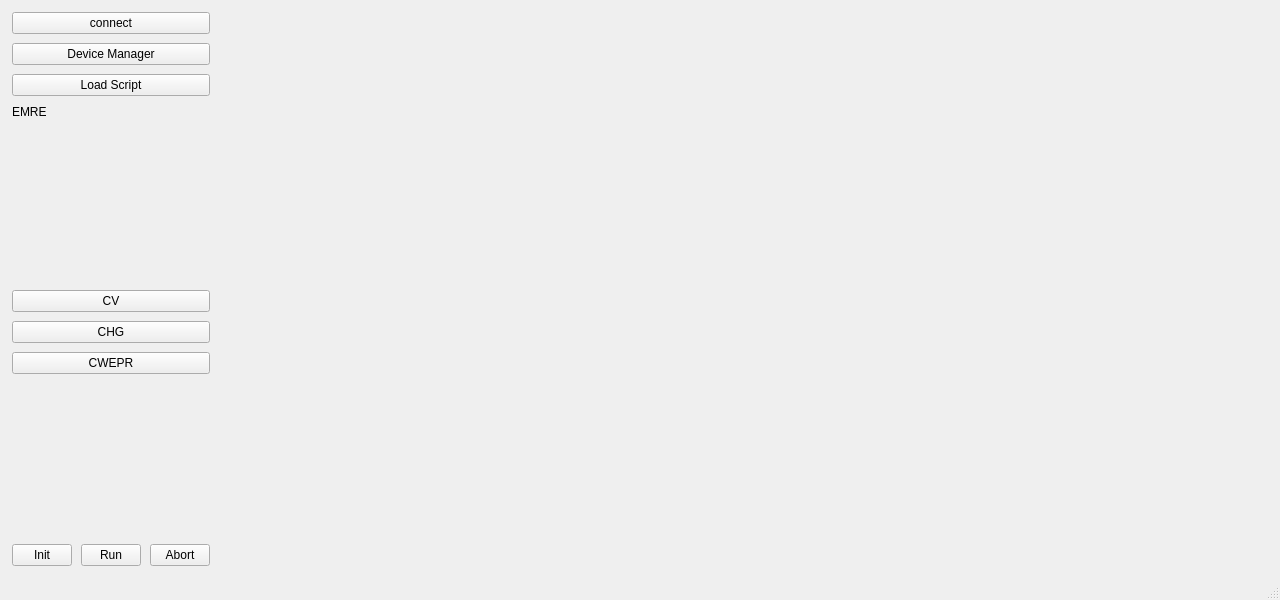
Old version of the form EMRE.ui in the repository rst030/EMRE.
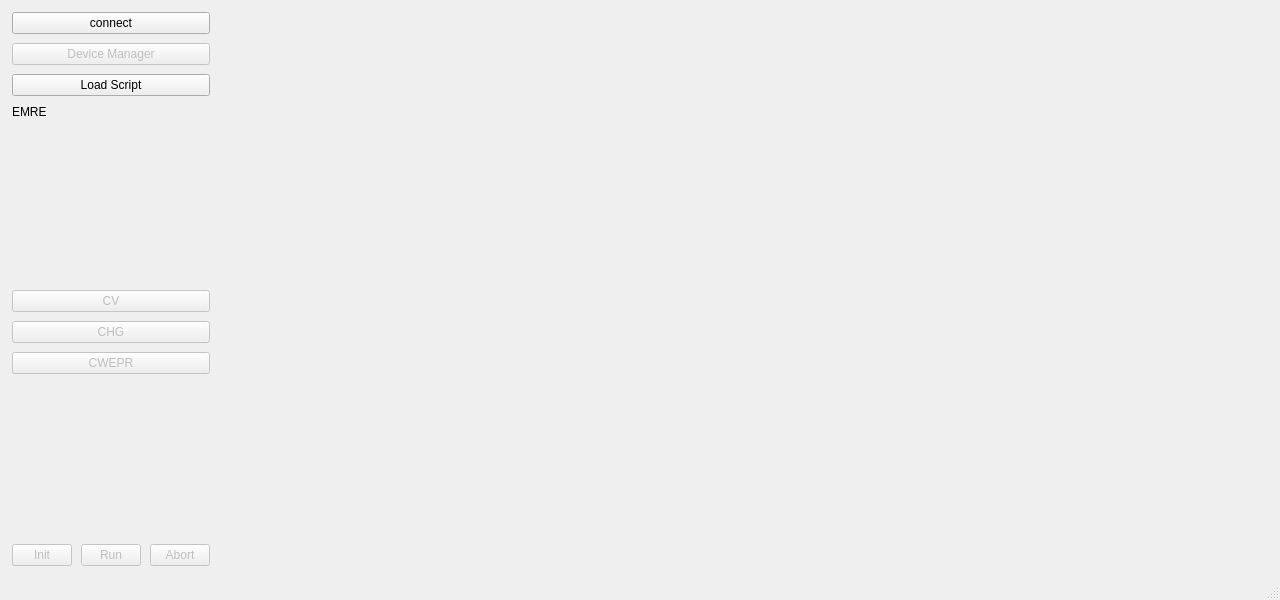
New version of the form. Icons and pictures are not drawn.

Patch:
```diff
--- a/EMRE.ui
+++ b/EMRE.ui
@@ -68,6 +68,9 @@
         </item>
         <item>
          <widget class="QPushButton" name="devman_button">
+          <property name="enabled">
+           <bool>false</bool>
+          </property>
           <property name="maximumSize">
            <size>
             <width>200</width>
@@ -120,6 +123,9 @@
         </item>
         <item>
          <widget class="QPushButton" name="CV_button">
+          <property name="enabled">
+           <bool>false</bool>
+          </property>
           <property name="maximumSize">
            <size>
             <width>200</width>
@@ -133,6 +139,9 @@
         </item>
         <item>
          <widget class="QPushButton" name="CHG_button">
+          <property name="enabled">
+           <bool>false</bool>
+          </property>
           <property name="maximumSize">
            <size>
             <width>200</width>
@@ -146,6 +155,9 @@
         </item>
         <item>
          <widget class="QPushButton" name="CWEPR_button">
+          <property name="enabled">
+           <bool>false</bool>
+          </property>
           <property name="text">
            <string>CWEPR</string>
           </property>
@@ -171,6 +183,9 @@
           </property>
           <item>
            <widget class="QPushButton" name="initialize_button">
+            <property name="enabled">
+             <bool>false</bool>
+            </property>
             <property name="sizePolicy">
              <sizepolicy hsizetype="Minimum" vsizetype="Fixed">
               <horstretch>0</horstretch>
@@ -190,6 +205,9 @@
           </item>
           <item>
            <widget class="QPushButton" name="run_button">
+            <property name="enabled">
+             <bool>false</bool>
+            </property>
             <property name="maximumSize">
              <size>
               <width>60</width>
@@ -206,6 +224,9 @@
           </item>
           <item>
            <widget class="QPushButton" name="abort_button">
+            <property name="enabled">
+             <bool>false</bool>
+            </property>
             <property name="maximumSize">
              <size>
               <width>60</width>
```
Left out of the diff: 2 changed lines with no effect on the pictures.
